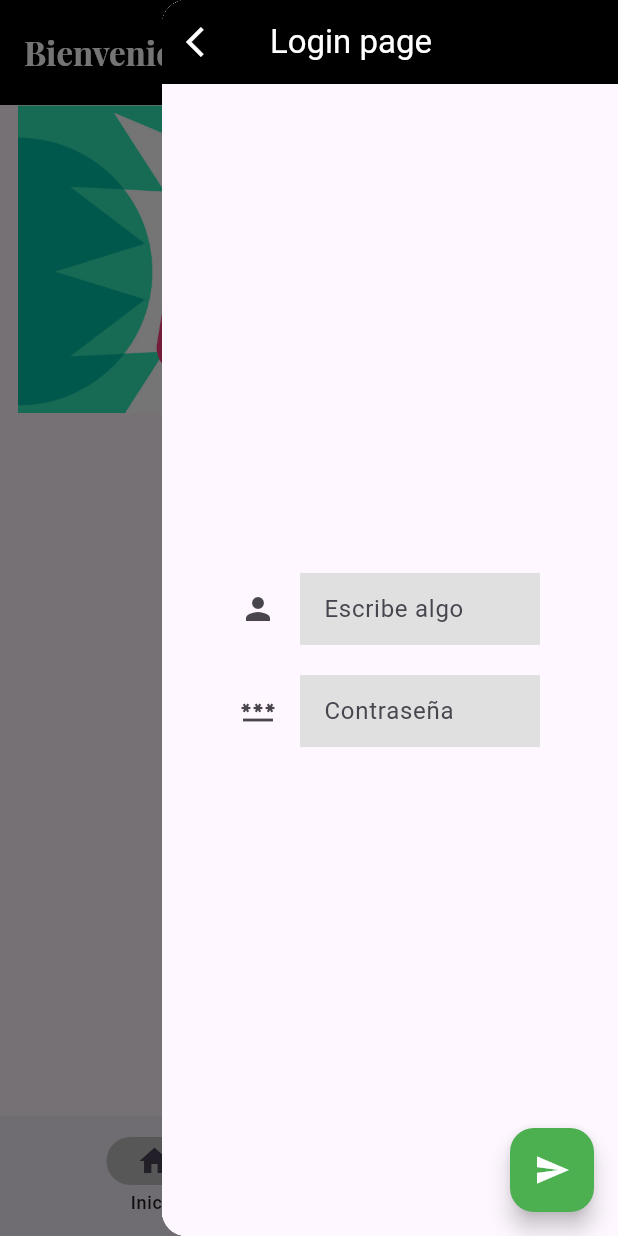
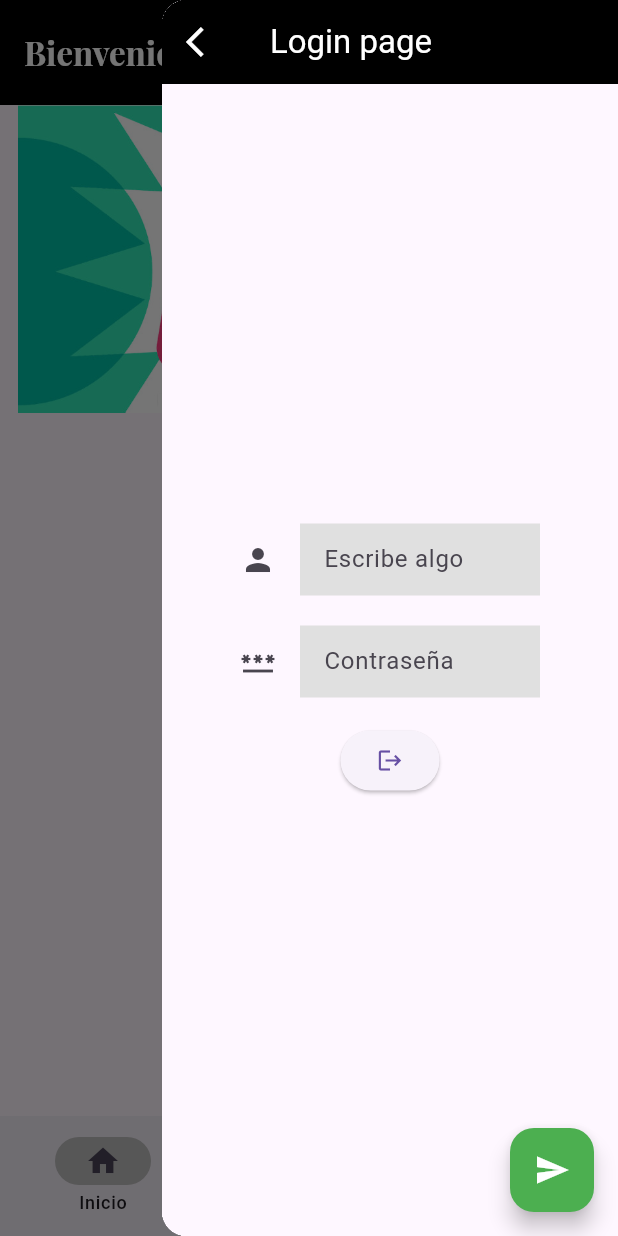
Before and after one commit to DamnProyect/cambiosZaid, a Flutter app: the screen it shows after launch, with the side drawer open, on a phone screen of 412 x 824 dp. Run offline on Flutter 3.47's test engine with Material 3 defaults, Android fonts, the light colour scheme and no system bars; drawn by our look-alikes of carousel_slider, smooth_page_indicator; our stand-ins replace google_fonts; Roboto replaces fonts that are missing (Georgia).

Commit message:
Botones de CRUD agregados a la vista de admin y lista de favoritos

```diff
--- a/widgets_basicos/lib/main.dart
+++ b/widgets_basicos/lib/main.dart
@@ -41,10 +41,17 @@ class _MyAppState extends State<MyApp> {
 class ModeloUsuario extends ChangeNotifier {
   String _nombre = "";
 
+  bool esAdmin = false;
+
   String get nombre => _nombre;
 
   void cambiarNombre(String nombreNuevo) {
     _nombre = nombreNuevo;
     notifyListeners();
   }
+
+  void loginAdmin(bool esAdminis) {
+    esAdmin = esAdminis;
+    notifyListeners();
+  }
 }
--- a/widgets_basicos/lib/screens/Home_page.dart
+++ b/widgets_basicos/lib/screens/Home_page.dart
@@ -18,6 +18,103 @@ class _HomePageState extends State<HomePage> {
   String saludo = "Bienvenido ";
 
   // This widget is the root of your application.
+  @override
+  Widget build(BuildContext context) {
+    //Importante para que se compartan los cambios entre los widgets la linea del consumer y
+    //builder deben ser exactas.
+    return Consumer<ModeloUsuario>(
+      builder: (context, ModeloUsuario, child) {
+        //Verifico si el usuario es administrador y dependiendo retorno el homepage
+        final esAdmin = ModeloUsuario.esAdmin;
+        return esAdmin
+            ? AdminScaffold()
+            : Scaffold(
+                //AppBar
+                appBar: AppBar(
+                  toolbarHeight: 70,
+                  elevation: 0,
+                  actions: [
+                    //Icono que manda al logIn
+                    Container(
+                      margin: EdgeInsets.only(right: 12),
+                      width: 40,
+                      height: 40,
+                      decoration: const BoxDecoration(
+                        shape: BoxShape.circle,
+                        color: Colors.black,
+                      ),
+                      child: Builder(
+                        builder: (context) => InkWell(
+                          child: const Icon(Icons.person),
+                          onTap: () {
+                            Scaffold.of(context).openEndDrawer();
+                          },
+                        ),
+                      ),
+                    )
+                  ],
+                  backgroundColor: Colors.black,
+                  title: Text(
+                    //nombre del usuario a modificar
+                    saludo + ModeloUsuario.nombre,
+                    style: GoogleFonts.playfairDisplay(
+                        fontSize: 22, fontWeight: FontWeight.bold),
+                  ),
+                  foregroundColor: Colors.white,
+                ),
+                body: [
+                  //Listado de paginas que se mostraran en el centro de al app, es un array
+                  //que cambia segun el index del bottombar
+                  HomeScreenGrid(),
+                  CarritoPage(),
+                  //Pantalla de favoritos
+                  Container(),
+                ][currentIndex],
+                //Navigation bar
+                bottomNavigationBar: NavigationBar(
+                  destinations: const [
+                    NavigationDestination(
+                        icon: Icon(Icons.home), label: "Inicio"),
+                    NavigationDestination(
+                      icon: Icon(Icons.shopping_cart),
+                      label: "Carrito",
+                    ),
+                    NavigationDestination(
+                      icon: Icon(Icons.favorite),
+                      label: "Favoritos",
+                    ),
+                  ],
+                  selectedIndex: currentIndex,
+                  indicatorColor: Colors.grey[400],
+                  onDestinationSelected: (value) {
+                    //Hace el cambio del contenido, modificando el estado.
+                    setState(() {
+                      currentIndex = value;
+                    });
+                  },
+                ),
+                //Ventana lateral del login page
+                endDrawer: Drawer(
+                  child: LoginPage(),
+                ),
+              );
+      },
+    );
+  }
+}
+
+//Scaffol del administrador
+
+class AdminScaffold extends StatefulWidget {
+  const AdminScaffold({
+    super.key,
+  });
+
+  @override
+  State<AdminScaffold> createState() => _AdminScaffoldState();
+}
+
+class _AdminScaffoldState extends State<AdminScaffold> {
   @override
   Widget build(BuildContext context) {
     return Scaffold(
@@ -48,40 +145,27 @@ class _HomePageState extends State<HomePage> {
         backgroundColor: Colors.black,
         title: Text(
           //nombre del usuario a modificar
-          saludo + context.watch<ModeloUsuario>().nombre,
+          "Hola administrador",
           style: GoogleFonts.playfairDisplay(
               fontSize: 22, fontWeight: FontWeight.bold),
         ),
         foregroundColor: Colors.white,
       ),
-      body: [
-        //Listado de paginas que se mostraran en el centro de al app, es un array
-        //que cambia segun el index del bottombar
-        HomeScreenGrid(),
-        CarritoPage(),
-      ][currentIndex],
-      //Navigation bar
-      bottomNavigationBar: NavigationBar(
-        destinations: const [
-          NavigationDestination(icon: Icon(Icons.home), label: "Inicio"),
-          NavigationDestination(
-            icon: Icon(Icons.shopping_cart),
-            label: "Carrito",
-          ),
-        ],
-        selectedIndex: currentIndex,
-        indicatorColor: Colors.grey[400],
-        onDestinationSelected: (value) {
-          //Hace el cambio del contenido, modificando el estado.
-          setState(() {
-            currentIndex = value;
-          });
-        },
-      ),
+      body: const HomeScreenGrid(),
+
       //Ventana lateral del login page
       endDrawer: Drawer(
         child: LoginPage(),
       ),
+      //Boton para agregar nuevos productos
+      floatingActionButton: FloatingActionButton(
+        onPressed: () {},
+        child: Icon(
+          Icons.add,
+        ),
+        backgroundColor: Colors.lightGreen,
+        shape: CircleBorder(),
+      ),
     );
   }
 }
--- a/widgets_basicos/lib/screens/homeScreenGrid.dart
+++ b/widgets_basicos/lib/screens/homeScreenGrid.dart
@@ -1,9 +1,12 @@
 import 'package:carousel_slider/carousel_slider.dart';
 import 'package:flutter/material.dart';
+import 'package:provider/provider.dart';
+import 'package:widgets_basicos/main.dart';
 import 'package:widgets_basicos/models/variables.dart';
 import 'package:widgets_basicos/widgets/carrouser.dart';
 
 class HomeScreenGrid extends StatefulWidget {
+  //Variable que determina si se muestran los botones de modificacion y borrado producto.
   const HomeScreenGrid({
     super.key,
   });
@@ -22,6 +25,9 @@ class _HomeScreenGridState extends State<HomeScreenGrid> {
   ];
   @override
   Widget build(BuildContext context) {
+    return Consumer<ModeloUsuario>(
+      builder: (context, ModeloUsuario, child) {
+        final bool esAdmin = ModeloUsuario.esAdmin;
         return SingleChildScrollView(
           child: Column(
             children: [
@@ -33,16 +39,14 @@ class _HomeScreenGridState extends State<HomeScreenGrid> {
                   shrinkWrap: true,
                   //Selecciona la cantidad de productos que mostrara el grid
                   itemCount: listadoProductos.length,
-              gridDelegate: const SliverGridDelegateWithFixedCrossAxisCount(
+                  gridDelegate: SliverGridDelegateWithFixedCrossAxisCount(
                     crossAxisCount: 2,
                     mainAxisSpacing: 13,
                     crossAxisSpacing: 13,
-                //Extiende el largo de los elementos del grid
-                mainAxisExtent: 220,
+                    //Extiende el largo de los elementos del grid dependiendo si es admin o no
+                    mainAxisExtent: esAdmin ? 250 : 200,
                   ),
                   itemBuilder: (context, index) {
-                print(listadoProductos.length);
-
                     return listadoProductos[index];
                   },
                 ),
@@ -50,5 +54,7 @@ class _HomeScreenGridState extends State<HomeScreenGrid> {
             ],
           ),
         );
+      },
+    );
   }
 }
--- a/widgets_basicos/lib/screens/login.dart
+++ b/widgets_basicos/lib/screens/login.dart
@@ -76,6 +76,18 @@ class _LoginPageState extends State<LoginPage> {
                       cursorColor: Colors.indigoAccent,
                     ),
                   ),
+                  SizedBox(
+                    height: 18,
+                  ),
+                  ElevatedButton(
+                    //Boton de cierre de sesion para volver al scaffol anterior
+                    onPressed: () {
+                      ModeloUsuario.loginAdmin(false);
+                      //Actualizo el nombre a vacio para el proximo inicio
+                      ModeloUsuario.cambiarNombre(" ");
+                    },
+                    child: Icon(Icons.logout),
+                  )
                 ],
               ),
             ),
@@ -83,6 +95,10 @@ class _LoginPageState extends State<LoginPage> {
               onPressed: () {
                 Navigator.of(context).pop();
                 //Modifico el nombre en el home
+                if (textControlerUsuario.text == "admin") {
+                  ModeloUsuario.loginAdmin(true);
+                }
+                //Cambio el valor de la variable para mostrar un home
                 ModeloUsuario.cambiarNombre(textControlerUsuario.text);
                 //Limpia los campos
                 textControlerUsuario.clear();
```
Also changed, not shown: widgets_basicos/lib/widgets/products.dart (+27 -3 lines). Lines whose indentation alone changed are shown as unchanged.
